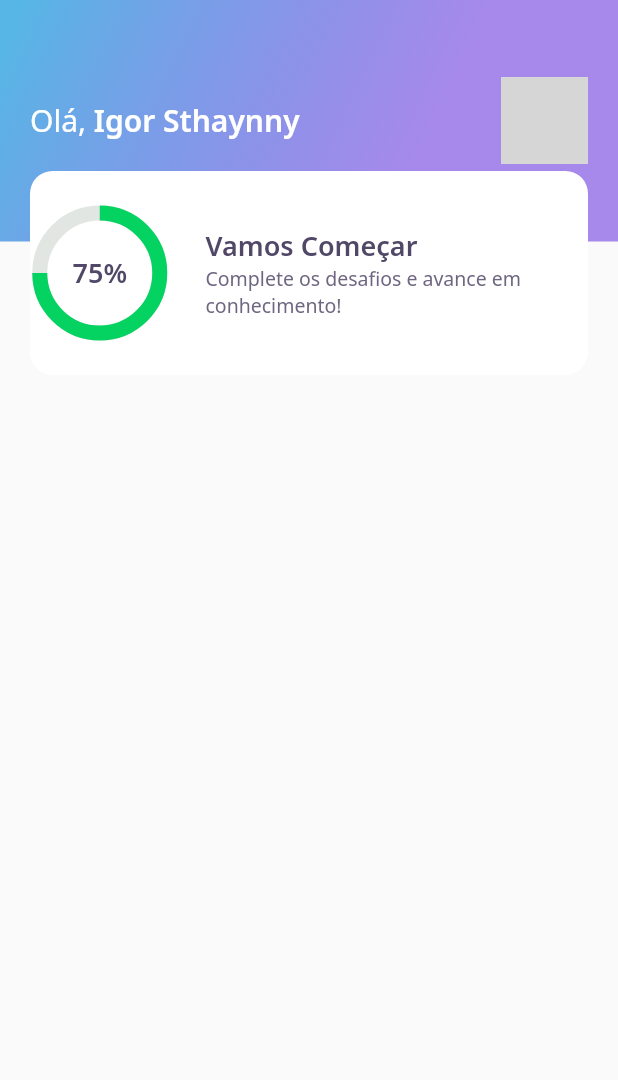
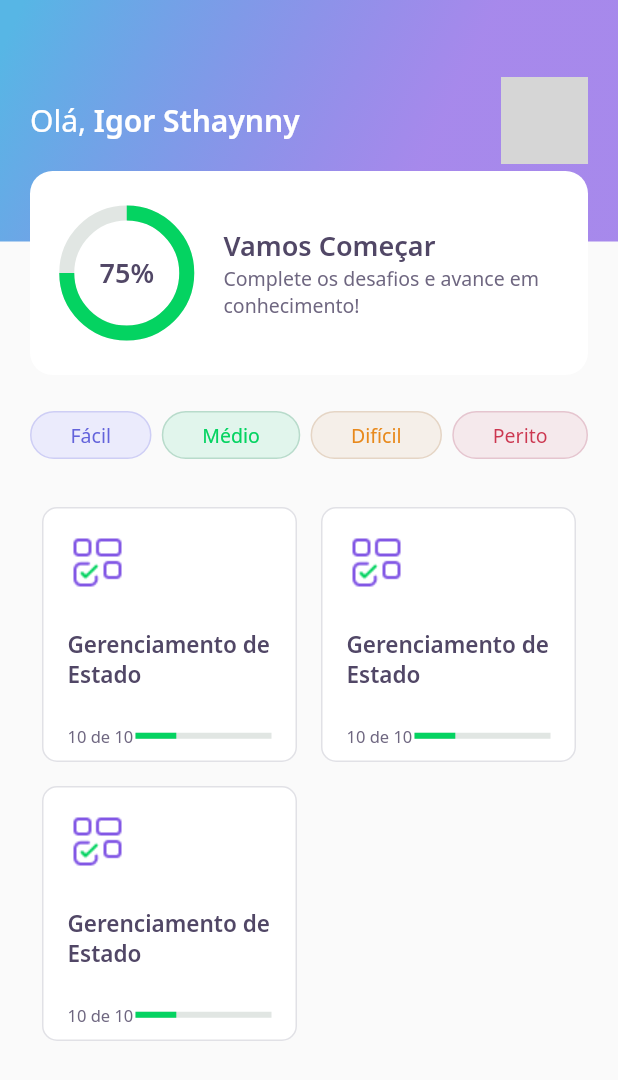
Before and after one commit to Sthaynny/nlw_flutter, a Flutter app: the HomeScreen screen opened directly, on a phone screen of 412 x 824 dp. Shown: the top 1080 px of the screen. Run offline on Flutter 3.47's test engine with Material 2 defaults, Android fonts, the phone set to English and light mode, and no system bars; our stand-ins replace google_fonts; network calls fail; grey boxes are pictures that could not be loaded.

Commit message:
feat: aula 2

```diff
--- a/lib/app/app_widget.dart
+++ b/lib/app/app_widget.dart
@@ -1,4 +1,4 @@
-import 'package:dev_quiz/app/feature/home/home_screen.dart';
+import 'package:dev_quiz/app/feature/challenge/challenge_screen.dart';
 import 'package:flutter/material.dart';
 
 class AppWidget extends StatelessWidget {
@@ -6,7 +6,7 @@ class AppWidget extends StatelessWidget {
   Widget build(BuildContext context) {
     return MaterialApp(
       title: "DevQuiz",
-      home: HomeScreen(),
+      home: ChalengeScreen(),
     );
   }
 }
--- /dev/null
+++ b/lib/app/feature/home/components/level_button.dart
@@ -0,0 +1,64 @@
+import 'package:dev_quiz/core/core.dart';
+import 'package:flutter/material.dart';
+import 'package:google_fonts/google_fonts.dart';
+
+class LevelButtonWidget extends StatelessWidget {
+  final String label;
+  LevelButtonWidget({
+    Key? key,
+    required this.label,
+  })   : assert(['Fácil', 'Médio', 'Difícil', 'Perito'].contains(label)),
+        super(key: key);
+
+  final config = {
+    "Fácil": {
+      'color': AppColors.levelButtonFacil,
+      'borderColor': AppColors.levelButtonBorderFacil,
+      'fontColor': AppColors.levelButtonTextFacil,
+    },
+    "Médio": {
+      'color': AppColors.levelButtonMedio,
+      'borderColor': AppColors.levelButtonBorderMedio,
+      'fontColor': AppColors.levelButtonTextMedio,
+    },
+    "Difícil": {
+      'color': AppColors.levelButtonDificil,
+      'borderColor': AppColors.levelButtonBorderDificil,
+      'fontColor': AppColors.levelButtonTextDificil,
+    },
+    "Perito": {
+      'color': AppColors.levelButtonPerito,
+      'borderColor': AppColors.levelButtonBorderPerito,
+      'fontColor': AppColors.levelButtonTextPerito,
+    }
+  };
+
+  Color get color => config[label]!['color']!;
+  Color get borderColor => config[label]!['borderColor']!;
+  Color get fontColor => config[label]!['fontColor']!;
+
+  @override
+  Widget build(BuildContext context) {
+    return Container(
+      decoration: BoxDecoration(
+          color: color,
+          border: Border.fromBorderSide(
+            BorderSide(color: borderColor),
+          ),
+          borderRadius: BorderRadius.circular(28)),
+      child: Padding(
+        padding: const EdgeInsets.symmetric(
+          horizontal: 26,
+          vertical: 6,
+        ),
+        child: Text(
+          label,
+          style: GoogleFonts.notoSans(
+            color: fontColor,
+            fontSize: 13,
+          ),
+        ),
+      ),
+    );
+  }
+}
--- /dev/null
+++ b/lib/app/feature/home/components/quiz_card.dart
@@ -0,0 +1,62 @@
+import 'package:dev_quiz/app/shared/components/progress_indicator/progress_indicator.dart';
+import 'package:dev_quiz/core/app_images.dart';
+import 'package:dev_quiz/core/core.dart';
+import 'package:flutter/material.dart';
+
+class QuizCardWidget extends StatelessWidget {
+  const QuizCardWidget({Key? key}) : super(key: key);
+
+  @override
+  Widget build(BuildContext context) {
+    return Container(
+      padding: EdgeInsets.all(16),
+      margin: EdgeInsets.all(8),
+      decoration: BoxDecoration(
+        border: Border.fromBorderSide(
+          BorderSide(
+            color: AppColors.border,
+          ),
+        ),
+        borderRadius: BorderRadius.circular(10),
+        color: AppColors.white,
+      ),
+      child: Column(
+        crossAxisAlignment: CrossAxisAlignment.start,
+        children: [
+          Container(
+            margin: EdgeInsets.only(bottom: 24),
+            height: 40,
+            width: 40,
+            child: Image.asset(
+              AppImages.blocks,
+            ),
+          ),
+          Container(
+            margin: EdgeInsets.only(bottom: 24),
+            child: Text(
+              'Gerenciamento de Estado',
+              style: AppTextStyles.heading15,
+            ),
+          ),
+          Row(
+            children: [
+              Expanded(
+                flex: 1,
+                child: Text(
+                  '10 de 10',
+                  style: AppTextStyles.body11,
+                ),
+              ),
+              Expanded(
+                flex: 2,
+                child: ProgressIndicatorWidget(
+                  value: 3 / 10,
+                ),
+              )
+            ],
+          )
+        ],
+      ),
+    );
+  }
+}
--- a/lib/app/feature/home/components/score_card.dart
+++ b/lib/app/feature/home/components/score_card.dart
@@ -16,6 +16,8 @@ class ScoreCardWidget extends StatelessWidget {
       ),
       decoration: BoxDecoration(
           color: AppColors.white, borderRadius: BorderRadius.circular(15)),
+      child: Padding(
+        padding: const EdgeInsets.symmetric(horizontal: 24),
         child: Row(
           crossAxisAlignment: CrossAxisAlignment.center,
           children: [
@@ -45,6 +47,7 @@ class ScoreCardWidget extends StatelessWidget {
             )
           ],
         ),
+      ),
     );
   }
 }
--- a/lib/app/feature/home/home_screen.dart
+++ b/lib/app/feature/home/home_screen.dart
@@ -1,4 +1,6 @@
 import 'package:dev_quiz/app/feature/home/components/app_bar.dart';
+import 'package:dev_quiz/app/feature/home/components/level_button.dart';
+import 'package:dev_quiz/app/feature/home/components/quiz_card.dart';
 import 'package:flutter/material.dart';
 
 class HomeScreen extends StatefulWidget {
@@ -13,6 +15,42 @@ class _HomeScreenState extends State<HomeScreen> {
   Widget build(BuildContext context) {
     return Scaffold(
       appBar: AppBarWidget(),
+      body: Padding(
+        padding: const EdgeInsets.symmetric(horizontal: 20),
+        child: Column(
+          children: [
+            SizedBox(height: 24),
+            Row(
+              mainAxisAlignment: MainAxisAlignment.spaceBetween,
+              children: [
+                LevelButtonWidget(
+                  label: 'Fácil',
+                ),
+                LevelButtonWidget(
+                  label: 'Médio',
+                ),
+                LevelButtonWidget(
+                  label: 'Difícil',
+                ),
+                LevelButtonWidget(
+                  label: 'Perito',
+                ),
+              ],
+            ),
+            SizedBox(height: 24),
+            Expanded(
+              child: GridView.count(
+                crossAxisCount: 2,
+                children: [
+                  QuizCardWidget(),
+                  QuizCardWidget(),
+                  QuizCardWidget(),
+                ],
+              ),
+            )
+          ],
+        ),
+      ),
     );
   }
 }
--- /dev/null
+++ b/lib/app/shared/components/progress_indicator/progress_indicator.dart
@@ -0,0 +1,17 @@
+import 'package:dev_quiz/core/core.dart';
+import 'package:flutter/material.dart';
+
+class ProgressIndicatorWidget extends StatelessWidget {
+  const ProgressIndicatorWidget({Key? key, required this.value})
+      : super(key: key);
+  final double value;
+
+  @override
+  Widget build(BuildContext context) {
+    return LinearProgressIndicator(
+      value: value,
+      backgroundColor: AppColors.chartSecondary,
+      valueColor: AlwaysStoppedAnimation<Color>(AppColors.chartPrimary),
+    );
+  }
+}
```
Also changed, not shown: lib/app/feature/challenge/challenge_screen.dart (added, +27 -0 lines), lib/app/feature/challenge/components/awnser/awser_widget.dart (added, +79 -0 lines), lib/app/feature/challenge/components/question_indicator.dart (added, +36 -0 lines), lib/app/feature/challenge/components/quiz.dart (added, +37 -0 lines), lib/app/feature/challenge/components/button_quiz.dart (added), 1 other file. Lines whose indentation alone changed are shown as unchanged.
